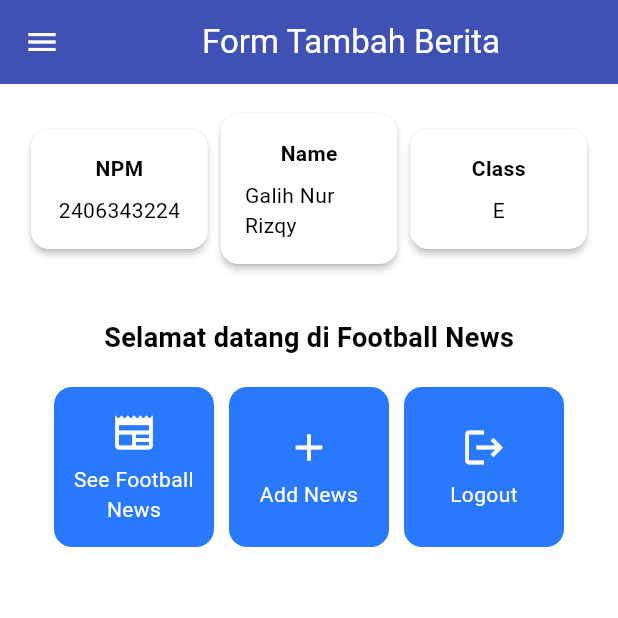
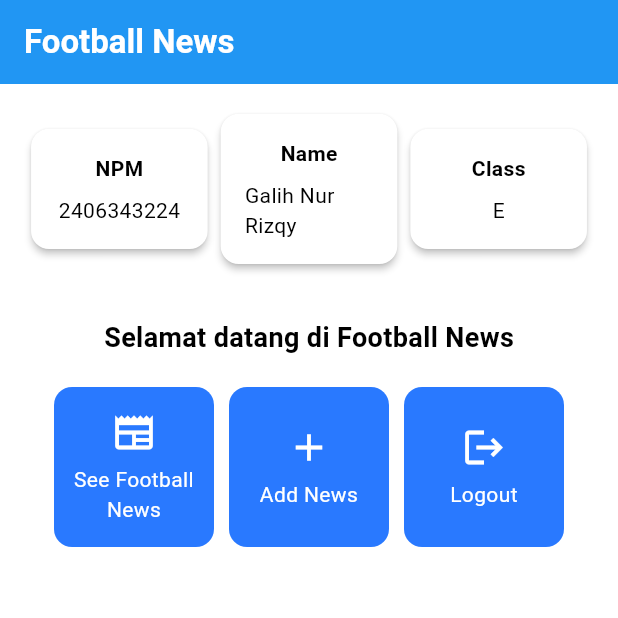
Before and after one commit to galihnur9/football-news-mobile, a Flutter app: the screen it shows after launch, on a phone screen of 412 x 824 dp, the top half of it. Run offline on Flutter 3.47's test engine with Material 3 defaults, Android fonts, the phone set to English and light mode, and no system bars.

Commit message:
Refactor MyHomePage app bar title and background color

```diff
--- a/lib/screens/menu.dart
+++ b/lib/screens/menu.dart
@@ -1,5 +1,4 @@
 import 'package:flutter/material.dart';
-import 'package:football_news/widgets/left_drawer.dart';
 import 'package:football_news/widgets/news_card.dart';
 class MyHomePage extends StatelessWidget {
   MyHomePage({super.key});
@@ -17,15 +16,17 @@ class MyHomePage extends StatelessWidget {
     return Scaffold(
       // AppBar adalah bagian atas halaman yang menampilkan judul.
       appBar: AppBar(
-        title: const Center(
-          child: Text(
-            'Form Tambah Berita',
+        // Judul aplikasi "Football News" dengan teks putih dan tebal.
+        title: const Text(
+          'Football News',
+          style: TextStyle(
+            color: Colors.white,
+            fontWeight: FontWeight.bold,
           ),
         ),
-        backgroundColor: Colors.indigo,
-        foregroundColor: Colors.white,
+        // Warna latar belakang AppBar diambil dari skema warna tema aplikasi.
+        backgroundColor: Theme.of(context).colorScheme.primary,
       ),
-      drawer: LeftDrawer(),
       // Body halaman dengan padding di sekelilingnya.
       body: Padding(
         padding: const EdgeInsets.all(16.0),
```
